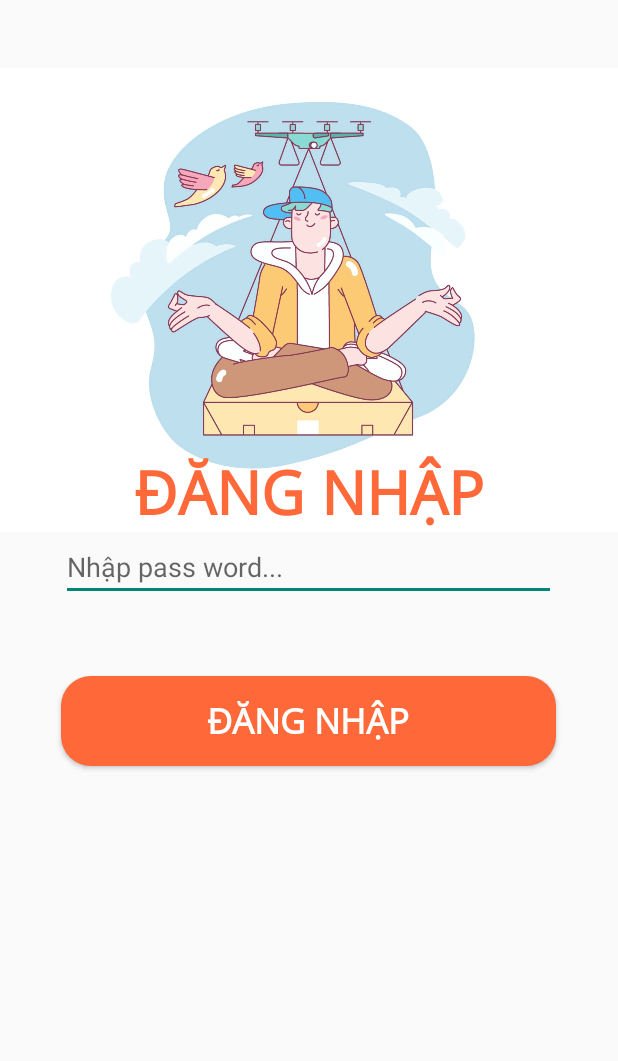
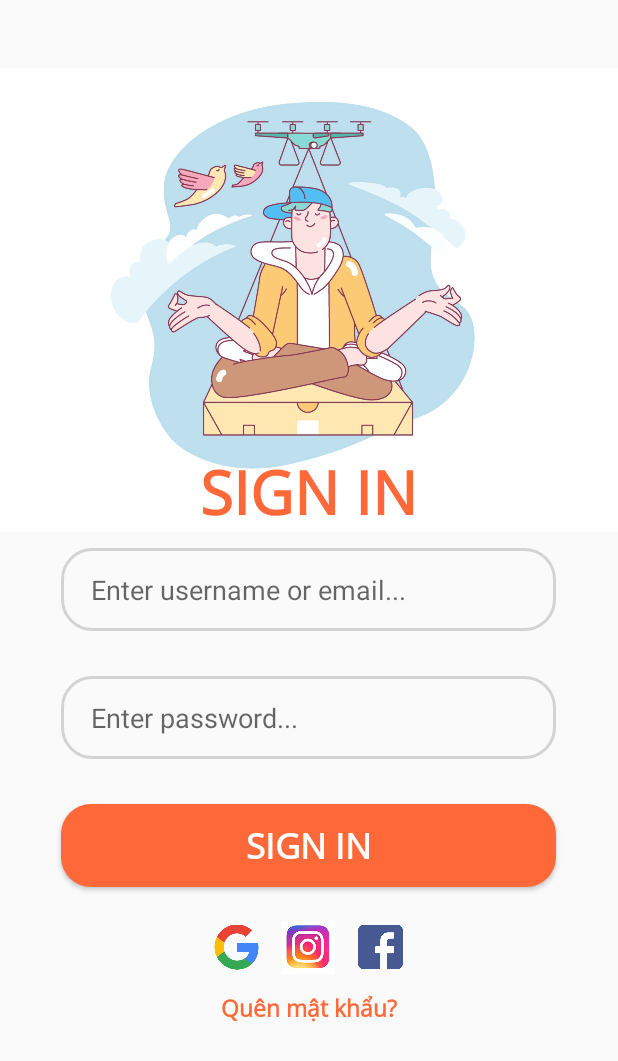
Before and after one commit to duongmien/demo_login_android, an Android app: the Login screen opened directly, with no data from a screen before it, on a phone screen of 412 x 824 dp. Shown: the top 1061 px of the screen. Run offline under Robolectric (Android 15) with nearby library versions, the phone set to English and light mode, and no system bars.

Commit message:
update form Login

```diff
--- /dev/null
+++ b/app/src/main/res/drawable/edit_text_border.xml
@@ -0,0 +1,6 @@
+<?xml version="1.0" encoding="utf-8"?>
+<shape xmlns:android="http://schemas.android.com/apk/res/android">
+    <corners android:radius="20dp"/>
+    <stroke android:width="2dp"
+        android:color="#d3d3d3"/>
+</shape>
--- a/app/src/main/res/layout/activity_login.xml
+++ b/app/src/main/res/layout/activity_login.xml
@@ -5,19 +5,19 @@
     android:layout_width="match_parent"
     android:layout_height="match_parent"
     tools:context=".Login">
+
     <ImageView
         android:id="@+id/img_login"
         android:layout_width="wrap_content"
         android:layout_height="wrap_content"
-        android:src="@drawable/login"
+        android:layout_centerHorizontal="true"
         android:layout_marginTop="-400dp"
-        android:layout_centerHorizontal="true"
-        />
+        android:src="@drawable/login" />
     <TextView
         android:id="@+id/textDN"
         android:layout_width="wrap_content"
         android:layout_height="wrap_content"
-        android:text="ĐĂNG NHẬP"
+        android:text="SIGN IN"
         android:textSize="40sp"
         android:textColor="#FF6838"
         android:fontFamily="@font/opensans"
@@ -26,30 +26,93 @@
         android:layout_marginTop="300dp"
         />
     <EditText
-        android:id="@+id/pass"
+        android:id="@+id/username"
         android:layout_width="wrap_content"
         android:layout_height="wrap_content"
         android:width="330dp"
         android:height="60dp"
         android:layout_below="@id/textDN"
         android:layout_centerHorizontal="true"
-        android:inputType="textPassword"
-        android:hint="Nhập pass word..."
+        android:layout_marginTop="10dp"
+        android:inputType="text"
+        android:background="@drawable/edit_text_border"
+        android:paddingTop="15dp"
+        android:paddingBottom="15dp"
+        android:paddingLeft="20dp"
+        android:hint="Enter username or email..."
         />
+
+    <EditText
+        android:id="@+id/pass"
+        android:layout_width="wrap_content"
+        android:layout_height="wrap_content"
+        android:layout_below="@id/username"
+        android:layout_centerHorizontal="true"
+        android:layout_marginTop="30dp"
+        android:width="330dp"
+        android:height="60dp"
+        android:background="@drawable/edit_text_border"
+        android:paddingTop="15dp"
+        android:paddingBottom="15dp"
+        android:paddingLeft="20dp"
+        android:hint="Enter password..."
+        android:inputType="textPassword" />
+
     <Button
         android:id="@+id/bt_login"
         android:layout_width="wrap_content"
         android:layout_height="wrap_content"
         android:layout_below="@id/pass"
         android:layout_centerHorizontal="true"
-        android:layout_marginTop="50dp"
+        android:layout_marginTop="30dp"
         android:width="330dp"
-        android:height="60dp"
+        android:height="55dp"
         android:background="@drawable/button_bg"
         android:fontFamily="@font/opensans"
-        android:text="ĐĂNG NHẬP"
+        android:text="SIGN IN"
+        android:textColor="@color/white"
         android:textSize="23dp"
-        android:textColor="@color/white"
-        android:textStyle="bold"/>
+        android:textStyle="bold" />
+    <ImageView
+        android:id="@+id/img_gg"
+        android:layout_width="30dp"
+        android:layout_height="40dp"
+        android:layout_below="@+id/bt_login"
+        android:layout_toLeftOf="@id/img_IG"
+        android:layout_marginTop="20dp"
+        android:src="@drawable/gg" />
+
+    <ImageView
+        android:id="@+id/img_IG"
+        android:layout_width="35dp"
+        android:layout_height="40dp"
+        android:layout_below="@+id/bt_login"
+        android:layout_centerHorizontal="true"
+        android:layout_marginLeft="15dp"
+        android:layout_marginRight="15dp"
+        android:src="@drawable/ig"
+        android:layout_marginTop="20dp"/>
+    <ImageView
+        android:id="@+id/img_fb"
+        android:layout_width="30dp"
+        android:layout_height="40dp"
+        android:layout_below="@+id/bt_login"
+        android:src="@drawable/fb"
+        android:layout_marginTop="20dp"
+        android:layout_toRightOf="@+id/img_IG"/>
+    <TextView
+        android:id="@+id/quenmatkhau"
+        android:layout_width="wrap_content"
+        android:layout_height="wrap_content"
+        android:text="Quên mật khẩu?"
+        android:textSize="15sp"
+        android:textColor="#FF6838"
+        android:fontFamily="@font/opensans"
+        android:layout_centerHorizontal="true"
+        android:textStyle="bold"
+        android:layout_below="@id/img_IG"
+        android:layout_marginTop="10dp"
+        />
+
 
 </RelativeLayout>
```
Also changed, not shown: app/src/main/res/drawable/fb.png (added), app/src/main/res/drawable/gg.png (added), app/src/main/res/drawable/ig.png (added).
